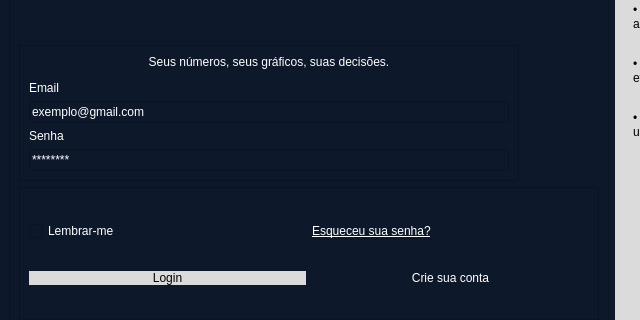
Old version of the form ui/LoginWindow.ui in the repository kawlu/Atlas-Finance; both pictures show x 0 to 640 and y 280 to 600 of the 1406 by 697 pixel window.
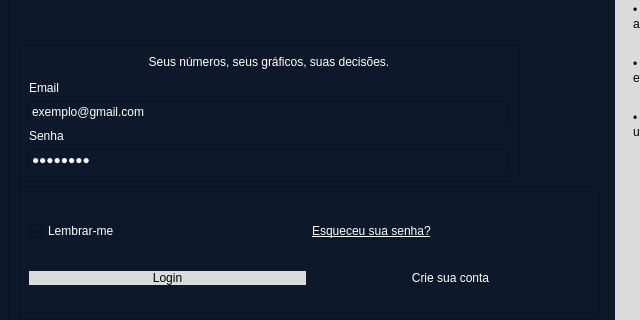
New version of the form. Icons and pictures are not drawn.

Commit message: Função para esconder senha

The edit to the form file:
```diff
--- a/ui/LoginWindow.ui
+++ b/ui/LoginWindow.ui
@@ -173,6 +173,9 @@
             <property name="text">
              <string>********</string>
             </property>
+            <property name="echoMode">
+             <enum>QLineEdit::Password</enum>
+            </property>
            </widget>
           </item>
          </layout>
```
